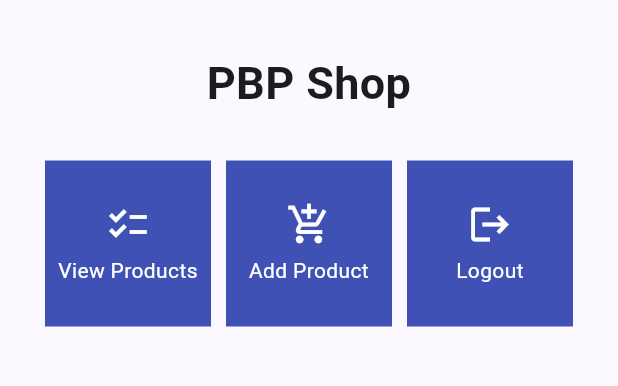
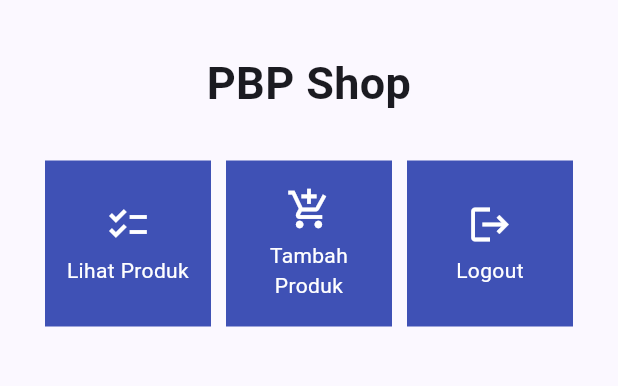
Before and after one commit to gnh374/shopping-list-mobile, a Flutter app: the screen it shows after launch, on a phone screen of 412 x 824 dp, the part 63-449 px from its top. Run offline on Flutter 3.47's test engine with Material 2 defaults, Android fonts, the phone set to English and light mode, and no system bars.

Commit message:
Completed tutorial 6

```diff
--- a/lib/main.dart
+++ b/lib/main.dart
@@ -31,7 +31,7 @@ class MyApp extends StatelessWidget {
         colorScheme: ColorScheme.fromSeed(seedColor: Colors.indigo),
         useMaterial3: true,
       ),
-      home: const MyHomePage(),
+      home: MyHomePage(),
     );
   }
 }
--- a/lib/menu.dart
+++ b/lib/menu.dart
@@ -3,8 +3,8 @@ import 'package:flutter/material.dart';
 class MyHomePage extends StatelessWidget {
     MyHomePage({Key? key}) : super(key: key);
     final List<ShopItem> items = [
-    ShopItem("View Products", Icons.checklist),
-    ShopItem("Add Product", Icons.add_shopping_cart),
+    ShopItem("Lihat Produk", Icons.checklist),
+    ShopItem("Tambah Produk", Icons.add_shopping_cart),
     ShopItem("Logout", Icons.logout),
 ];
     @override
@@ -16,17 +16,17 @@ class MyHomePage extends StatelessWidget {
         ),
       ),
       body: SingleChildScrollView(
-    // Scrolling wrapper widget
+        // Widget wrapper yang dapat discroll
         child: Padding(
-      padding: const EdgeInsets.all(10.0), // Set padding for the page
+          padding: const EdgeInsets.all(10.0), // Set padding dari halaman
           child: Column(
-        // Widget to display children vertically
+            // Widget untuk menampilkan children secara vertikal
             children: <Widget>[
               const Padding(
                 padding: EdgeInsets.only(top: 10.0, bottom: 10.0),
-            // Text widget to display text with center alignment and appropriate style
+                // Widget Text untuk menampilkan tulisan dengan alignment center dan style yang sesuai
                 child: Text(
-              'PBP Shop', // Text indicating the shop name
+                  'PBP Shop', // Text yang menandakan toko
                   textAlign: TextAlign.center,
                   style: TextStyle(
                     fontSize: 30,
@@ -36,7 +36,7 @@ class MyHomePage extends StatelessWidget {
               ),
               // Grid layout
               GridView.count(
-            // Container for our cards.
+                // Container pada card kita.
                 primary: true,
                 padding: const EdgeInsets.all(20),
                 crossAxisSpacing: 10,
@@ -44,7 +44,7 @@ class MyHomePage extends StatelessWidget {
                 crossAxisCount: 3,
                 shrinkWrap: true,
                 children: items.map((ShopItem item) {
-              // Iteration for each item
+                  // Iterasi untuk setiap item
                   return ShopCard(item);
                 }).toList(),
               ),
@@ -53,9 +53,6 @@ class MyHomePage extends StatelessWidget {
         ),
       ),
     );
-
-
-
     }
 }
 class ShopItem {
@@ -64,26 +61,27 @@ class ShopItem {
 
   ShopItem(this.name, this.icon);
 }
+
 class ShopCard extends StatelessWidget {
   final ShopItem item;
 
-  const ShopCard(this.item, {Key? key}); // Constructor
+  const ShopCard(this.item, {super.key}); // Constructor
 
   @override
   Widget build(BuildContext context) {
     return Material(
       color: Colors.indigo,
       child: InkWell(
-        // Responsive touch area
+        // Area responsive terhadap sentuhan
         onTap: () {
-          // Show a SnackBar when clicked
+          // Memunculkan SnackBar ketika diklik
           ScaffoldMessenger.of(context)
             ..hideCurrentSnackBar()
             ..showSnackBar(SnackBar(
-                content: Text("You pressed the ${item.name} button!")));
+                content: Text("Kamu telah menekan tombol ${item.name}!")));
         },
         child: Container(
-          // Container to hold Icon and Text
+          // Container untuk menyimpan Icon dan Text
           padding: const EdgeInsets.all(8),
           child: Center(
             child: Column(
```
Lines whose indentation alone changed are shown as unchanged.
